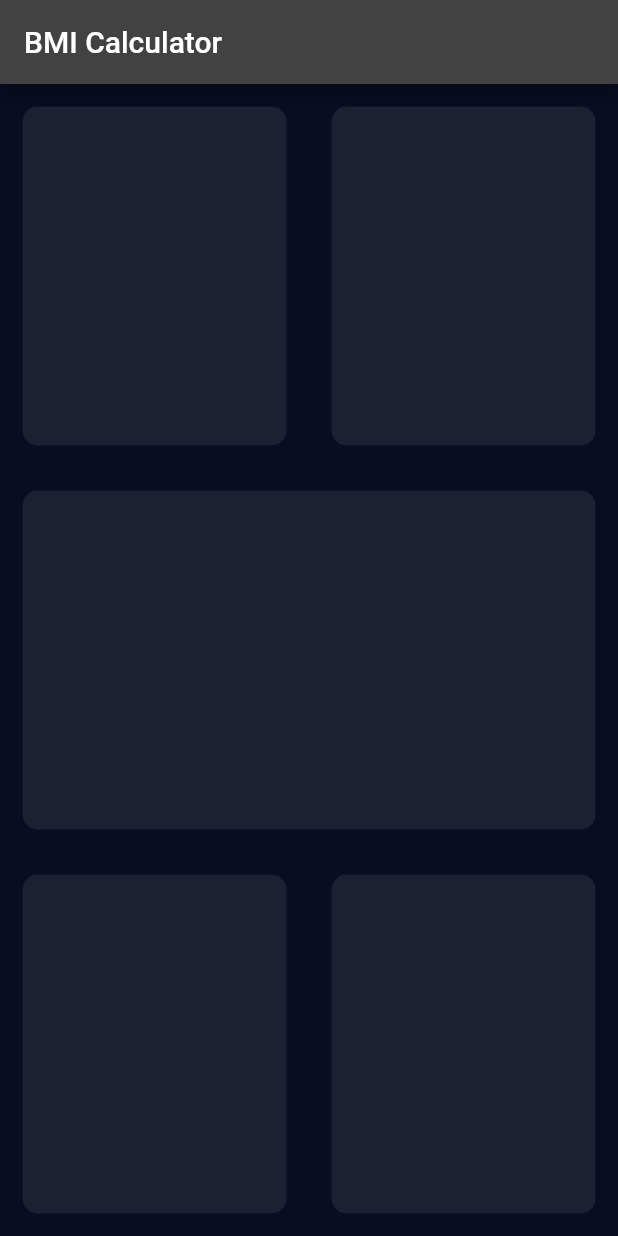
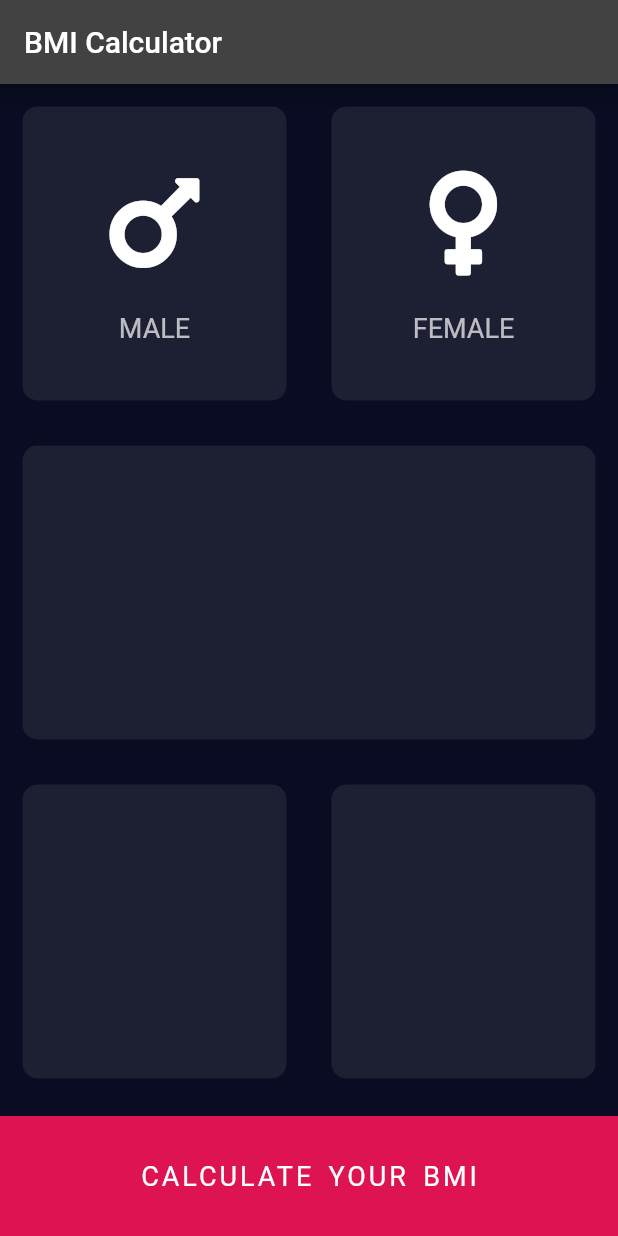
Before and after one commit to Amal4m41/Flutter-Dev-Reference, a Flutter app: the screen it shows after launch, on a phone screen of 412 x 824 dp. Run offline on Flutter 3.47's test engine with Material 2 defaults, Android fonts, the phone set to English and light mode, and no system bars; our stand-ins replace audioplayers, font_awesome_flutter, rflutter_alert.

Commit message:
Created custom widgets for cards and icon content, modularized code.

```diff
--- /dev/null
+++ b/bmi_calculator_app/lib/icon_content.dart
@@ -0,0 +1,30 @@
+import 'package:flutter/material.dart';
+
+const labelTextStyle = TextStyle(
+  color: Colors.white70,
+  fontSize: 18,
+);
+
+class IconContent extends StatelessWidget {
+  final IconData cardIcon;
+  final String cardText;
+
+  IconContent({required this.cardIcon, required this.cardText});
+
+  @override
+  Widget build(BuildContext context) {
+    return Column(
+      mainAxisAlignment: MainAxisAlignment.center,
+      children: [
+        Icon(
+          cardIcon,
+          size: 80,
+        ),
+        SizedBox(
+          height: 20,
+        ),
+        Text(cardText, style: labelTextStyle)
+      ],
+    );
+  }
+}
--- a/bmi_calculator_app/lib/input_page.dart
+++ b/bmi_calculator_app/lib/input_page.dart
@@ -1,4 +1,10 @@
+import 'package:bmi_calculator_app/reusable_card.dart';
+import 'package:flutter/cupertino.dart';
 import 'package:flutter/material.dart';
+import 'package:font_awesome_flutter/font_awesome_flutter.dart';
+import 'icon_content.dart';
+
+const double bmiCalculateButtonHeight = 80.0;
 
 class InputPage extends StatefulWidget {
   const InputPage({Key? key}) : super(key: key);
@@ -20,10 +26,19 @@ class _InputPageState extends State<InputPage> {
             child: Row(
               children: [
                 Expanded(
-                  child: ReusableCard(),
+                  child: ReusableCard(
+                    cardChild: IconContent(
+                      cardIcon: FontAwesomeIcons.mars,
+                      cardText: "MALE",
+                    ),
+                  ),
                 ),
                 Expanded(
-                  child: ReusableCard(),
+                  child: ReusableCard(
+                      cardChild: IconContent(
+                    cardIcon: FontAwesomeIcons.venus,
+                    cardText: "FEMALE",
+                  )),
                 ),
               ],
             ),
@@ -43,27 +58,25 @@ class _InputPageState extends State<InputPage> {
               ],
             ),
           ),
+          Container(
+            child: Center(
+              child: Text(
+                "CALCULATE YOUR BMI",
+                style: TextStyle(
+                  color: Colors.white,
+                  fontSize: 18,
+                  letterSpacing: 2,
+                  wordSpacing: 3,
+                ),
+              ),
+            ),
+            margin: EdgeInsets.only(top: 10),
+            color: Color(0xf0EB1555),
+            height: bmiCalculateButtonHeight,
+            width: double.infinity,
+          )
         ],
       ),
     );
   }
 }
-
-class ReusableCard extends StatelessWidget {
-  Color cardColor;
-
-  ReusableCard(
-      {this.cardColor = const Color(
-          0xff1D1F33)}); //providing a default value for the constructor parameter.
-
-  @override
-  Widget build(BuildContext context) {
-    return Container(
-      margin: EdgeInsets.all(15),
-      decoration: BoxDecoration(
-        color: cardColor,
-        borderRadius: BorderRadius.circular(10),
-      ),
-    );
-  }
-}
--- /dev/null
+++ b/bmi_calculator_app/lib/reusable_card.dart
@@ -0,0 +1,26 @@
+import 'package:bmi_calculator_app/icon_content.dart';
+import 'package:flutter/material.dart';
+
+//StatelessWidgets are immutable, once they're created they can't be changed, therefore whenever ever there's a change in it's
+//property for example color, then the object is destroyed and a new object of that widget with the new color is created and
+//updated in the widget tree.
+class ReusableCard extends StatelessWidget {
+  final Color cardColor; //we initialize it in the constructor.
+  final IconContent? cardChild;
+
+  ReusableCard(
+      {this.cardColor = const Color(0xff1D1F33),
+      this.cardChild}); //providing a default value for the constructor parameter.
+
+  @override
+  Widget build(BuildContext context) {
+    return Container(
+      child: cardChild,
+      margin: EdgeInsets.all(15),
+      decoration: BoxDecoration(
+        color: cardColor,
+        borderRadius: BorderRadius.circular(10),
+      ),
+    );
+  }
+}
--- a/bmi_calculator_app/pubspec.yaml
+++ b/bmi_calculator_app/pubspec.yaml
@@ -34,6 +34,7 @@ dependencies:
   # The following adds the Cupertino Icons font to your application.
   # Use with the CupertinoIcons class for iOS style icons.
   cupertino_icons: ^1.0.2
+  font_awesome_flutter: ^9.1.0  #i.e. get the version that has 9.x.x not (8.x.x or 10.x.x)
 
 dev_dependencies:
   flutter_test:
```
Also changed, not shown: bmi_calculator_app/pubspec.lock.
